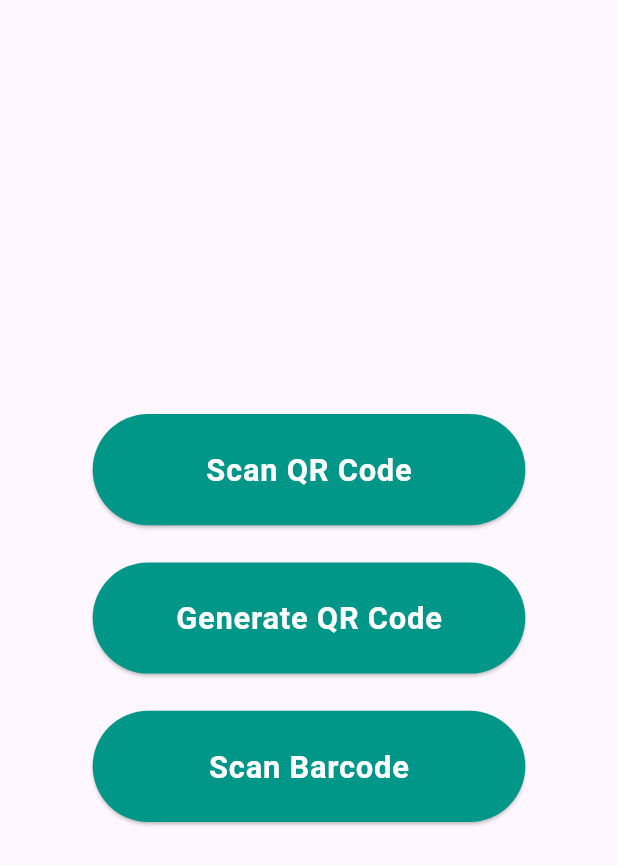
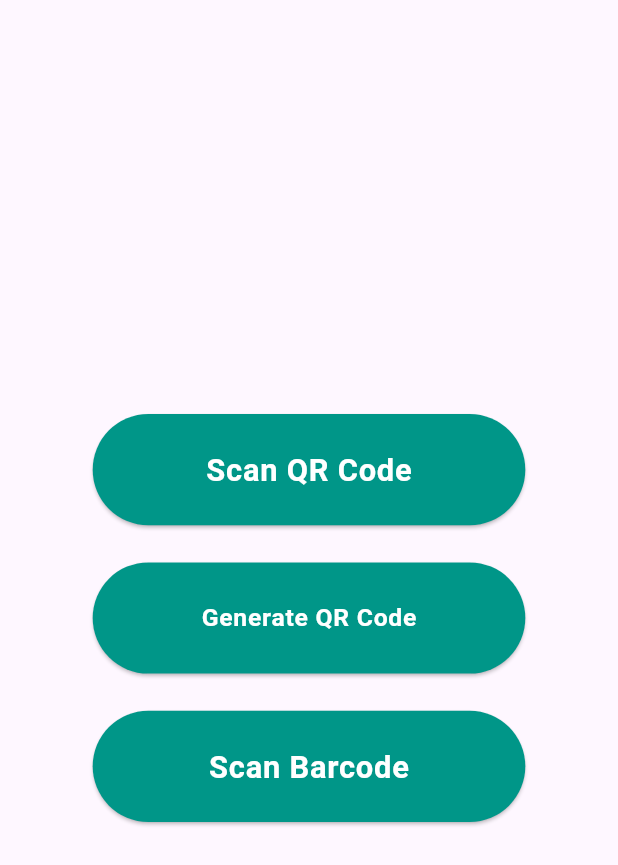
Before and after one commit to Zihadul-Islam-Fahim/qr_and_barcode_scanner, a Flutter app: the screen it shows after launch, on a phone screen of 412 x 824 dp. Shown: the top 865 px of the screen. Run offline on Flutter 3.47's test engine with Material 3 defaults, Android fonts, the phone set to English and light mode, and no system bars; our stand-ins replace qr_flutter, responsive_builder; missing offline and left inert: qr_code_scanner.

Commit message:
Font size Changed

```diff
--- a/lib/ui/home_screen.dart
+++ b/lib/ui/home_screen.dart
@@ -63,7 +63,7 @@ class _HomeScreenState extends State<HomeScreen> {
                   child: Text(
                     'Generate QR Code',
                     style: TextStyle(
-                      fontSize: 5.sw,
+                      fontSize: 4.sw,
                       color: Colors.white,
                       fontWeight: FontWeight.bold,
                       letterSpacing: 0.5,
```
